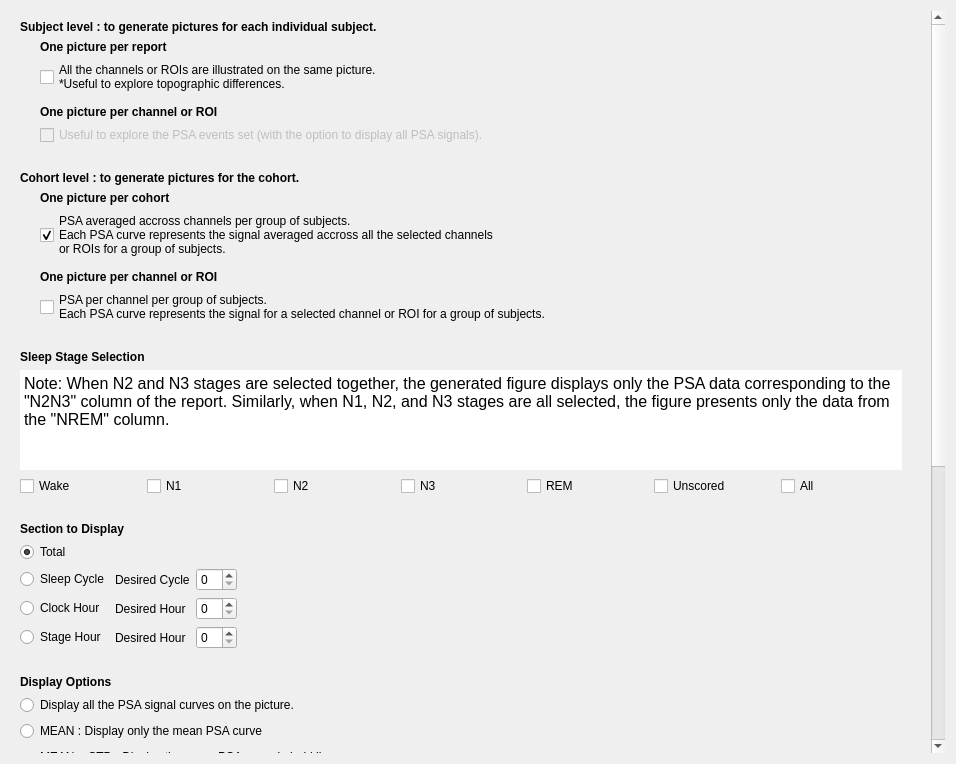
Qt form tools/CEAMSTools/PSAImages/OutputFiles/Ui_OutputFiles.ui (SnoozToolbox/snooz-package-ceams) before a commit.
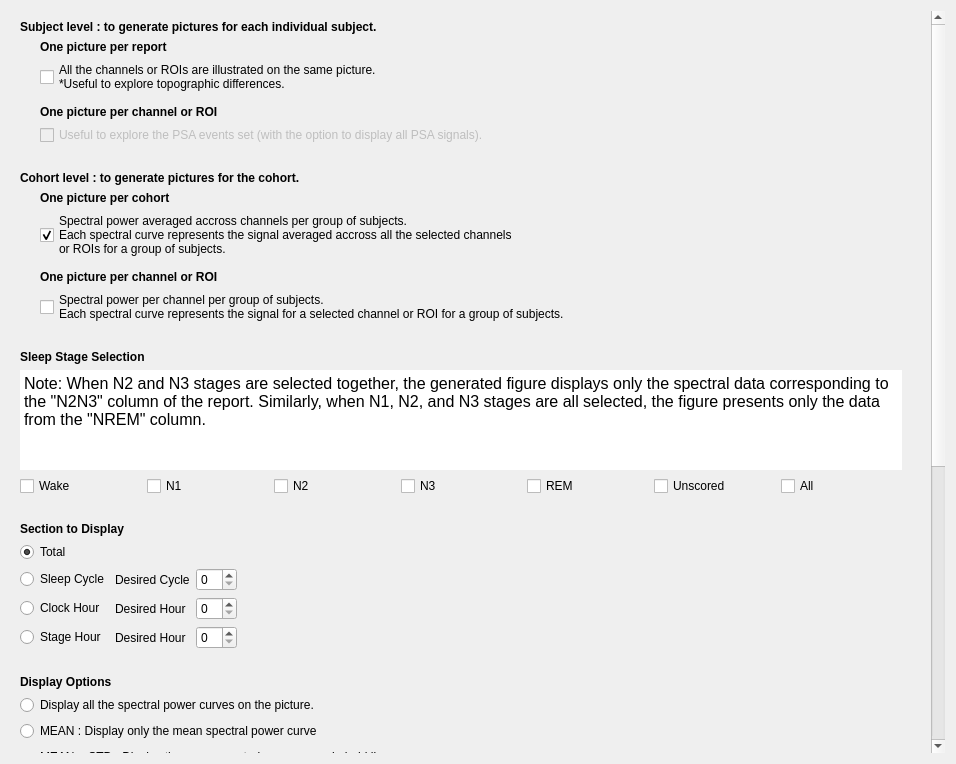
The same form after that commit.

Patch:
```diff
--- a/tools/CEAMSTools/PSAImages/OutputFiles/Ui_OutputFiles.ui
+++ b/tools/CEAMSTools/PSAImages/OutputFiles/Ui_OutputFiles.ui
@@ -65,7 +65,7 @@
       <property name="geometry">
        <rect>
         <x>0</x>
-        <y>0</y>
+        <y>-454</y>
         <width>900</width>
         <height>1200</height>
        </rect>
@@ -239,8 +239,8 @@
              <item>
               <widget class="QCheckBox" name="checkBox_cohort_avg">
                <property name="text">
-                <string>PSA averaged accross channels per group of subjects.
-Each PSA curve represents the signal averaged accross all the selected channels
+                <string>Spectral power averaged accross channels per group of subjects.
+Each spectral curve represents the signal averaged accross all the selected channels
 or ROIs for a group of subjects.</string>
                </property>
                <property name="checked">
@@ -274,8 +274,8 @@
              <item>
               <widget class="QCheckBox" name="checkBox_cohort_sel">
                <property name="text">
-                <string>PSA per channel per group of subjects.
-Each PSA curve represents the signal for a selected channel or ROI for a group of subjects.</string>
+                <string>Spectral power per channel per group of subjects.
+Each spectral curve represents the signal for a selected channel or ROI for a group of subjects.</string>
                </property>
               </widget>
              </item>
@@ -350,7 +350,7 @@
 li.unchecked::marker { content: &quot;\2610&quot;; }
 li.checked::marker { content: &quot;\2612&quot;; }
 &lt;/style&gt;&lt;/head&gt;&lt;body style=&quot; font-family:'Roboto'; font-size:12pt; font-weight:400; font-style:normal;&quot;&gt;
-&lt;p style=&quot; margin-top:0px; margin-bottom:0px; margin-left:0px; margin-right:0px; -qt-block-indent:0; text-indent:0px;&quot;&gt;Note: When N2 and N3 stages are selected together, the generated figure displays only the PSA data corresponding to the &amp;quot;N2N3&amp;quot; column of the report. Similarly, when N1, N2, and N3 stages are all selected, the figure presents only the data from the &amp;quot;NREM&amp;quot; column.&lt;/p&gt;&lt;/body&gt;&lt;/html&gt;</string>
+&lt;p style=&quot; margin-top:0px; margin-bottom:0px; margin-left:0px; margin-right:0px; -qt-block-indent:0; text-indent:0px;&quot;&gt;Note: When N2 and N3 stages are selected together, the generated figure displays only the spectral data corresponding to the &amp;quot;N2N3&amp;quot; column of the report. Similarly, when N1, N2, and N3 stages are all selected, the figure presents only the data from the &amp;quot;NREM&amp;quot; column.&lt;/p&gt;&lt;/body&gt;&lt;/html&gt;</string>
            </property>
           </widget>
          </item>
@@ -562,7 +562,7 @@
          <item>
           <widget class="QRadioButton" name="radioButton_all">
            <property name="text">
-            <string>Display all the PSA signal curves on the picture.</string>
+            <string>Display all the spectral power curves on the picture.</string>
            </property>
            <attribute name="buttonGroup">
             <string notr="true">buttonGroup_mean</string>
@@ -572,7 +572,7 @@
          <item>
           <widget class="QRadioButton" name="radioButton_mean">
            <property name="text">
-            <string>MEAN : Display only the mean PSA curve</string>
+            <string>MEAN : Display only the mean spectral power curve</string>
            </property>
            <attribute name="buttonGroup">
             <string notr="true">buttonGroup_mean</string>
@@ -594,8 +594,8 @@
             </size>
            </property>
            <property name="text">
-            <string>MEAN + STD : Display the mean PSA curve in bold line
-and the PSA curve standard deviation in gray shaded area.</string>
+            <string>MEAN + STD : Display the mean spectral power curve in bold line
+and the spectral power curve standard deviation in gray shaded area.</string>
            </property>
            <property name="checked">
             <bool>true</bool>
```
Left out of the diff: 2 changed lines with no effect on the pictures.
